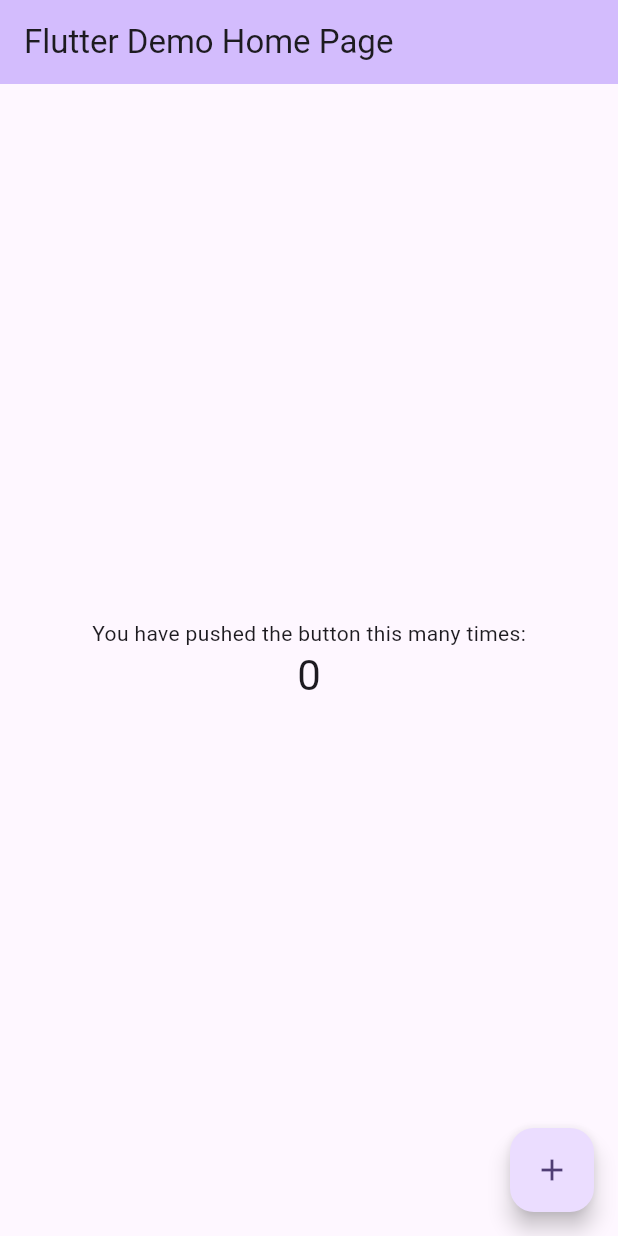
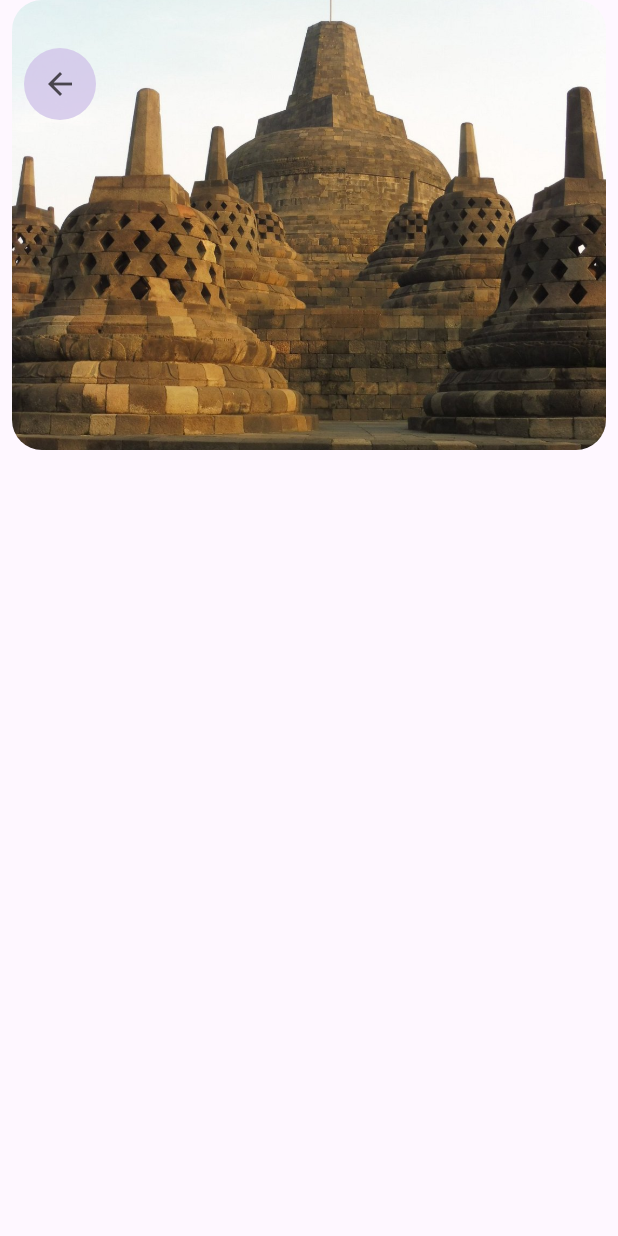
Before and after one commit to Mobile-Programming-MDP/materi-latihan-flutter-shela-2226250087, a Flutter app: the screen it shows after launch, on a phone screen of 412 x 824 dp. Run offline on Flutter 3.47's test engine with Material 2 defaults, Android fonts, the phone set to English and light mode, and no system bars.

Commit message:
wisata_candi_Shela

```diff
--- a/wisata_candi/lib/main.dart
+++ b/wisata_candi/lib/main.dart
@@ -1,4 +1,6 @@
 import 'package:flutter/material.dart';
+import 'package:wisata_candi/data/candi_data.dart';
+import 'package:wisata_candi/screens/detail_screen.dart';
 
 void main() {
   runApp(const MyApp());
@@ -11,115 +13,12 @@ class MyApp extends StatelessWidget {
   @override
   Widget build(BuildContext context) {
     return MaterialApp(
-      title: 'Flutter Demo',
+      title: 'Wisata Candi',
       theme: ThemeData(
-        // This is the theme of your application.
-        //
-        // TRY THIS: Try running your application with "flutter run". You'll see
-        // the application has a blue toolbar. Then, without quitting the app,
-        // try changing the seedColor in the colorScheme below to Colors.green
-        // and then invoke "hot reload" (save your changes or press the "hot
-        // reload" button in a Flutter-supported IDE, or press "r" if you used
-        // the command line to start the app).
-        //
-        // Notice that the counter didn't reset back to zero; the application
-        // state is not lost during the reload. To reset the state, use hot
-        // restart instead.
-        //
-        // This works for code too, not just values: Most code changes can be
-        // tested with just a hot reload.
         colorScheme: ColorScheme.fromSeed(seedColor: Colors.deepPurple),
         useMaterial3: true,
       ),
-      home: const MyHomePage(title: 'Flutter Demo Home Page'),
-    );
+      home: DetailScreen(candi: candiList[0]),
+  );
   }
 }
-
-class MyHomePage extends StatefulWidget {
-  const MyHomePage({super.key, required this.title});
-
-  // This widget is the home page of your application. It is stateful, meaning
-  // that it has a State object (defined below) that contains fields that affect
-  // how it looks.
-
-  // This class is the configuration for the state. It holds the values (in this
-  // case the title) provided by the parent (in this case the App widget) and
-  // used by the build method of the State. Fields in a Widget subclass are
-  // always marked "final".
-
-  final String title;
-
-  @override
-  State<MyHomePage> createState() => _MyHomePageState();
-}
-
-class _MyHomePageState extends State<MyHomePage> {
-  int _counter = 0;
-
-  void _incrementCounter() {
-    setState(() {
-      // This call to setState tells the Flutter framework that something has
-      // changed in this State, which causes it to rerun the build method below
-      // so that the display can reflect the updated values. If we changed
-      // _counter without calling setState(), then the build method would not be
-      // called again, and so nothing would appear to happen.
-      _counter++;
-    });
-  }
-
-  @override
-  Widget build(BuildContext context) {
-    // This method is rerun every time setState is called, for instance as done
-    // by the _incrementCounter method above.
-    //
-    // The Flutter framework has been optimized to make rerunning build methods
-    // fast, so that you can just rebuild anything that needs updating rather
-    // than having to individually change instances of widgets.
-    return Scaffold(
-      appBar: AppBar(
-        // TRY THIS: Try changing the color here to a specific color (to
-        // Colors.amber, perhaps?) and trigger a hot reload to see the AppBar
-        // change color while the other colors stay the same.
-        backgroundColor: Theme.of(context).colorScheme.inversePrimary,
-        // Here we take the value from the MyHomePage object that was created by
-        // the App.build method, and use it to set our appbar title.
-        title: Text(widget.title),
-      ),
-      body: Center(
-        // Center is a layout widget. It takes a single child and positions it
-        // in the middle of the parent.
-        child: Column(
-          // Column is also a layout widget. It takes a list of children and
-          // arranges them vertically. By default, it sizes itself to fit its
-          // children horizontally, and tries to be as tall as its parent.
-          //
-          // Column has various properties to control how it sizes itself and
-          // how it positions its children. Here we use mainAxisAlignment to
-          // center the children vertically; the main axis here is the vertical
-          // axis because Columns are vertical (the cross axis would be
-          // horizontal).
-          //
-          // TRY THIS: Invoke "debug painting" (choose the "Toggle Debug Paint"
-          // action in the IDE, or press "p" in the console), to see the
-          // wireframe for each widget.
-          mainAxisAlignment: MainAxisAlignment.center,
-          children: <Widget>[
-            const Text(
-              'You have pushed the button this many times:',
-            ),
-            Text(
-              '$_counter',
-              style: Theme.of(context).textTheme.headlineMedium,
-            ),
-          ],
-        ),
-      ),
-      floatingActionButton: FloatingActionButton(
-        onPressed: _incrementCounter,
-        tooltip: 'Increment',
-        child: const Icon(Icons.add),
-      ), // This trailing comma makes auto-formatting nicer for build methods.
-    );
-  }
-}
--- /dev/null
+++ b/wisata_candi/lib/screens/detail_screen.dart
@@ -0,0 +1,50 @@
+import 'package:flutter/material.dart';
+import 'package:wisata_candi/models/candi.dart';
+
+class DetailScreen extends StatelessWidget {
+  final Candi candi;
+  const DetailScreen ({super.key, required this.candi});
+
+  @override
+  Widget build(BuildContext context) {
+    return Scaffold(
+      body: Column(
+        children: [
+          Stack(
+            children: [
+              //Image Utama
+            Padding(
+              padding: const EdgeInsets.symmetric(horizontal: 8.0),
+              child: ClipRRect (
+                  borderRadius: BorderRadius.circular(20),
+                  child: Image.asset(
+                      candi.imageAsset,
+                      width: double.infinity,
+                      height: 300,
+                      fit: BoxFit.cover),
+              ),
+            ),
+            //tombol back kustom
+            Padding(
+              padding: const EdgeInsets.symmetric(horizontal: 16, vertical: 32,
+              ),
+              child: Container (
+                decoration: BoxDecoration(
+                  color: Colors.deepPurple[100]?.withOpacity(0.8),
+                  shape:  BoxShape.circle,
+                ),
+                child:  IconButton(
+                  onPressed: () {},
+                  icon: const Icon(
+                    Icons.arrow_back,
+                  )
+                ),
+              ),
+            ),
+            ],
+          )
+        ],
+      ),
+  );
+  }
+}
```
Also changed, not shown: wisata_candi/images/borobudur.jpeg (renamed from wisata_candi/lib/images/borobudur.jpeg), wisata_candi/images/jago.jpeg (renamed from wisata_candi/lib/images/jago.jpeg), wisata_candi/images/kalasan.jpeg (renamed from wisata_candi/lib/images/kalasan.jpeg), wisata_candi/images/logo_candi.png (renamed from wisata_candi/lib/images/logo_candi.png), wisata_candi/images/lumbung.jpeg (renamed from wisata_candi/lib/images/lumbung.jpeg), wisata_candi/images/mendut.jpeg (renamed from wisata_candi/lib/images/mendut.jpeg), wisata_candi/images/placeholder_image.png (renamed from wisata_candi/lib/images/placeholder_image.png), wisata_candi/images/plaosan.jpeg (renamed from wisata_candi/lib/images/plaosan.jpeg), wisata_candi/images/prambanan.jpeg (renamed from wisata_candi/lib/images/prambanan.jpeg), wisata_candi/images/sari.jpeg (renamed from wisata_candi/lib/images/sari.jpeg), wisata_candi/images/sewu.jpeg (renamed from wisata_candi/lib/images/sewu.jpeg), wisata_candi/images/singosari.jpeg (renamed from wisata_candi/lib/images/singosari.jpeg).
